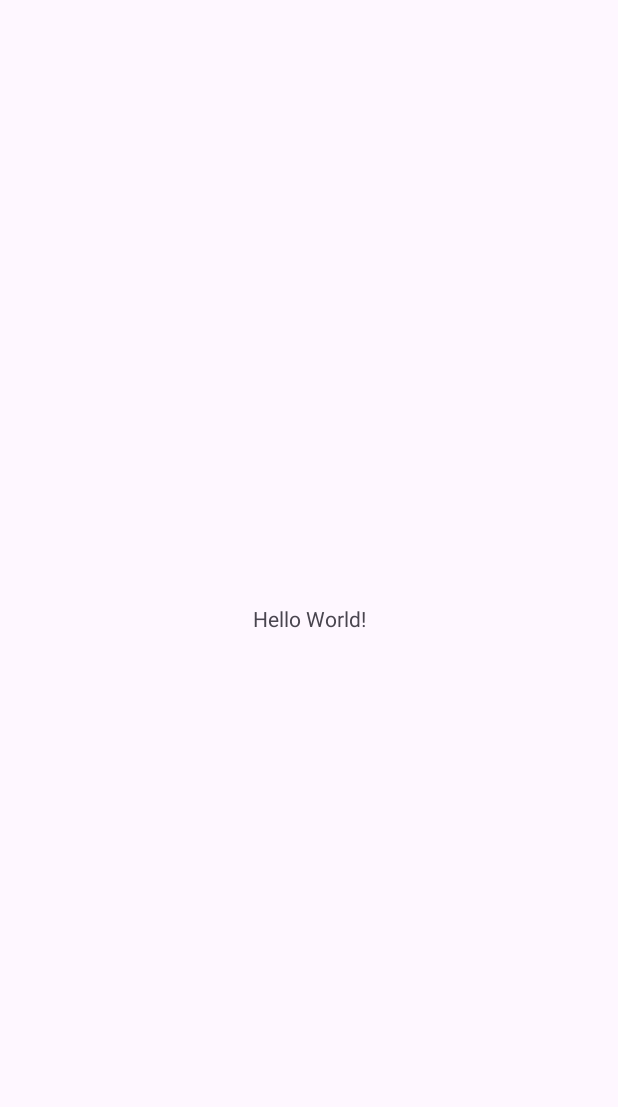
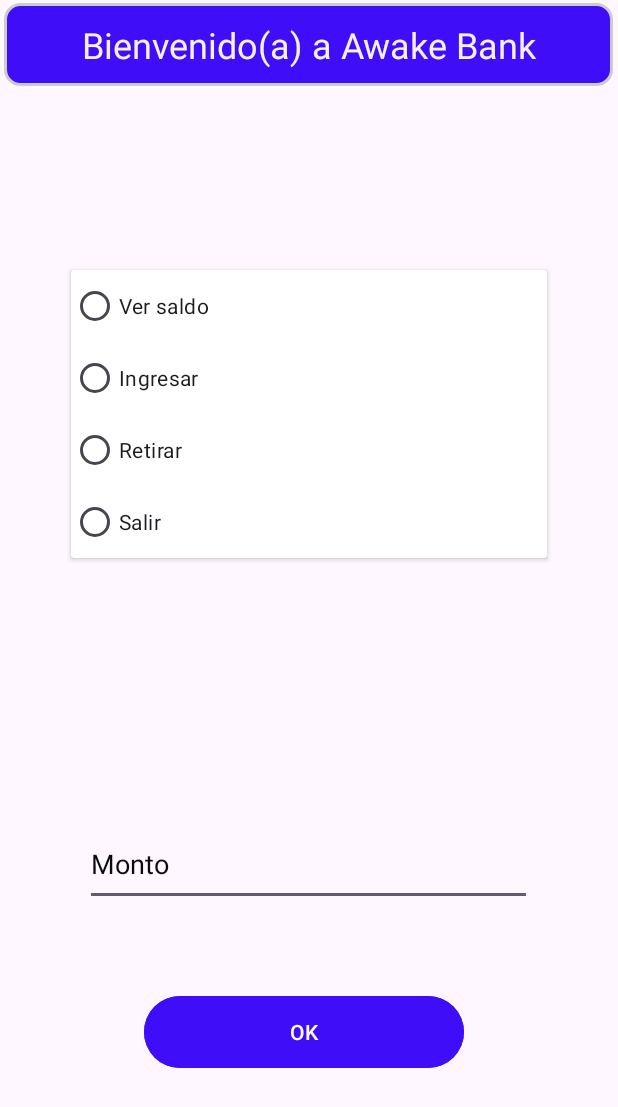
Before and after one commit to LeoCofre/Menu_Bancario, an Android app: the screen it shows after launch (MainActivity), on a phone screen of 412 x 824 dp. Before the commit the part shown is almost empty. Shown: the top 1107 px of the screen. Run offline under Robolectric (Android 15) with nearby library versions, the phone set to English and light mode, and no system bars.

Commit message:
Creacion de layout.

```diff
--- /dev/null
+++ b/app/src/main/res/drawable/rounded_corner.xml
@@ -0,0 +1,15 @@
+<?xml version="1.0" encoding="utf-8"?>
+
+<shape
+    xmlns:android="http://schemas.android.com/apk/res/android"
+    android:shape="rectangle">
+
+    <corners android:radius="10dp" />
+
+    <!-- This is the border color -->
+    <stroke android:width="2dp" android:color="#ccc" />
+
+    <!--- This is the background color -->
+    <solid android:color="#400DF8" />
+
+</shape>
--- a/app/src/main/res/layout/activity_main.xml
+++ b/app/src/main/res/layout/activity_main.xml
@@ -7,12 +7,91 @@
     tools:context=".MainActivity">
 
     <TextView
-        android:layout_width="wrap_content"
-        android:layout_height="wrap_content"
-        android:text="Hello World!"
-        app:layout_constraintBottom_toBottomOf="parent"
+        android:id="@+id/textView2"
+        android:layout_width="406dp"
+        android:layout_height="55dp"
+        android:layout_marginTop="2dp"
+        android:background="@drawable/rounded_corner"
+        android:gravity="center"
+        android:text="@string/bienvenido_a_a_awake_bank"
+        android:textColor="#F4F0F0"
+        android:textSize="24sp"
         app:layout_constraintEnd_toEndOf="parent"
+        app:layout_constraintHorizontal_bias="0.4"
         app:layout_constraintStart_toStartOf="parent"
         app:layout_constraintTop_toTopOf="parent" />
 
+    <EditText
+        android:id="@+id/editText"
+        android:layout_width="298dp"
+        android:layout_height="56dp"
+        android:layout_marginBottom="56dp"
+        android:ems="10"
+        android:hint="@string/monto"
+        android:inputType="text"
+        android:textColorHint="#0B0A0A"
+        app:layout_constraintBottom_toTopOf="@+id/button"
+        app:layout_constraintEnd_toEndOf="parent"
+        app:layout_constraintHorizontal_bias="0.495"
+        app:layout_constraintStart_toStartOf="parent" />
+
+    <Button
+        android:id="@+id/button"
+        android:layout_width="213dp"
+        android:layout_height="56dp"
+        android:layout_marginStart="32dp"
+        android:layout_marginEnd="32dp"
+        android:layout_marginBottom="108dp"
+        android:backgroundTint="#400DF8"
+        android:text="@android:string/ok"
+        app:layout_constraintBottom_toBottomOf="parent"
+        app:layout_constraintEnd_toEndOf="parent"
+        app:layout_constraintHorizontal_bias="0.477"
+        app:layout_constraintStart_toStartOf="parent" />
+
+    <androidx.cardview.widget.CardView
+        android:layout_width="wrap_content"
+        android:layout_height="wrap_content"
+        android:layout_marginBottom="176dp"
+        android:background="#1C49CF"
+        app:layout_constraintBottom_toTopOf="@+id/editText"
+        app:layout_constraintEnd_toEndOf="parent"
+        app:layout_constraintStart_toStartOf="parent"
+        app:layout_constraintTop_toBottomOf="@+id/textView2"
+        app:layout_constraintVertical_bias="1.0">
+
+        <RadioGroup
+            android:id="@+id/radioGroup"
+            android:layout_width="317dp"
+            android:layout_height="wrap_content"
+            android:gravity="center_horizontal|fill_horizontal">
+
+            <RadioButton
+                android:id="@+id/radioButtonSaldo"
+                style="@style/radioButtonStyle"
+                android:text="@string/ver_saldo" />
+
+            <RadioButton
+                android:id="@+id/radioButtonIngresar"
+                android:layout_width="match_parent"
+                android:layout_height="wrap_content"
+                android:text="@string/ingresar" />
+
+            <RadioButton
+                android:id="@+id/radioButtonRetirar"
+                style="@style/radioButtonStyle"
+                android:layout_width="match_parent"
+                android:layout_height="wrap_content"
+                android:text="@string/retirar" />
+
+            <RadioButton
+                android:id="@+id/radioButtonSalir"
+                style="@style/radioButtonStyle"
+                android:layout_width="match_parent"
+                android:layout_height="wrap_content"
+                android:text="@string/salir" />
+
+        </RadioGroup>
+    </androidx.cardview.widget.CardView>
+
 </androidx.constraintlayout.widget.ConstraintLayout>
--- a/app/src/main/res/values/strings.xml
+++ b/app/src/main/res/values/strings.xml
@@ -1,3 +1,9 @@
 <resources>
     <string name="app_name">Menu Bancario</string>
+    <string name="monto">Monto</string>
+    <string name="bienvenido_a_a_awake_bank">Bienvenido(a) a Awake Bank</string>
+    <string name="salir">Salir</string>
+    <string name="retirar">Retirar</string>
+    <string name="ingresar">Ingresar</string>
+    <string name="ver_saldo">Ver saldo</string>
 </resources>
--- /dev/null
+++ b/app/src/main/res/values/styles.xml
@@ -0,0 +1,8 @@
+<?xml version="1.0" encoding="utf-8"?>
+<resources>
+
+    <style name="radioButtonStyle">
+        <item name="android:layout_width">match_parent</item>
+        <item name="android:layout_height">wrap_content</item>
+    </style>
+</resources>
```
